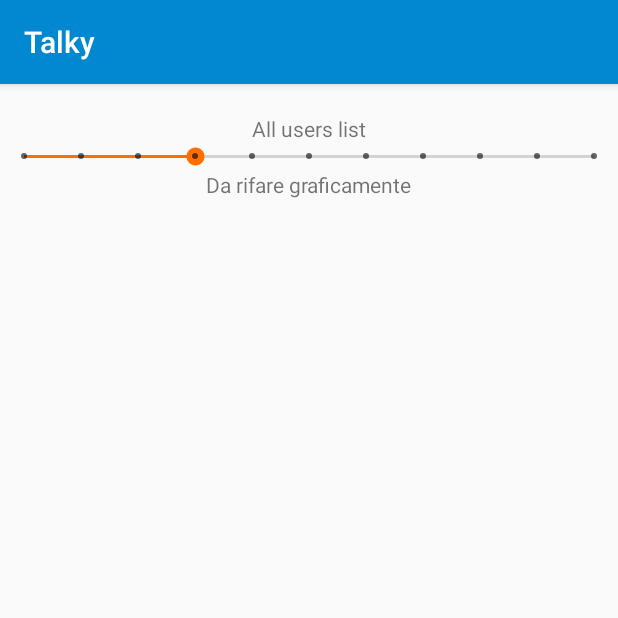
After one commit to ConteCvmaUniversity/The-walking-thread, an Android app: the UserListActivity screen opened directly, with no data from a screen before it, on a phone screen of 412 x 824 dp, the top half of it. The commit adds this screen. Run offline under Robolectric (Android 15) with nearby library versions, the phone set to English and light mode, and no system bars; our stand-ins replace CircleImageView, Firebase (no records; nobody signed in at launch, a user with empty details on screens opened directly).

Commit message:
Add files via upload
3

```diff
--- a/Talky/app/build.gradle
+++ b/Talky/app/build.gradle
@@ -48,4 +48,10 @@ dependencies {
     implementation 'com.google.firebase:firebase-database:19.3.0'
     implementation 'com.google.firebase:firebase-core:17.4.1'
 
+    //
+    implementation 'com.github.bumptech.glide:glide:4.11.0'
+    annotationProcessor 'com.github.bumptech.glide:compiler:4.11.0'
+    implementation 'de.hdodenhof:circleimageview:3.1.0'
+    implementation 'com.bignerdranch.android:simple-item-decoration:1.0.0'
+
 }
--- /dev/null
+++ b/Talky/app/src/main/java/it/thewalkingthread/talky/Adapter/UserAdapter.java
@@ -0,0 +1,68 @@
+package it.thewalkingthread.talky.Adapter;
+
+import android.content.Context;
+import android.view.LayoutInflater;
+import android.view.View;
+import android.view.ViewGroup;
+import android.widget.TextView;
+
+import com.bumptech.glide.Glide;
+
+import java.util.List;
+
+import androidx.annotation.NonNull;
+import androidx.recyclerview.widget.RecyclerView;
+import de.hdodenhof.circleimageview.CircleImageView;
+import it.thewalkingthread.talky.Model.User;
+import it.thewalkingthread.talky.R;
+
+public class UserAdapter extends RecyclerView.Adapter<UserAdapter.Holder> {
+
+    Context context;
+    private List<User> users;
+
+    public UserAdapter(List<User> users){
+
+        this.users = users;
+    }
+
+    @NonNull
+    @Override
+    public Holder onCreateViewHolder(@NonNull ViewGroup parent, int viewType) {
+        context = parent.getContext();
+        View view = LayoutInflater.from(context).inflate(R.layout.item_user,parent,false);
+
+        return new Holder(view);
+    }
+
+    @Override
+    public void onBindViewHolder(@NonNull Holder holder, int position) {
+        User user = users.get(position);
+        holder.tv_username.setText(user.getUsername());
+        if(user.getImageURL().equals("default")){
+            holder.civ_profileImage.setImageResource(R.mipmap.ic_launcher);
+
+        }
+        else {
+            Glide.with(context).load(user.getImageURL()).into(holder.civ_profileImage);
+        }
+    }
+
+
+
+    @Override
+    public int getItemCount() {
+        return users.size();
+    }
+
+    static class Holder extends RecyclerView.ViewHolder {
+        TextView tv_username;
+        CircleImageView civ_profileImage;
+
+        Holder(@NonNull View itemView) {
+            super(itemView);
+            tv_username = itemView.findViewById(R.id.tv_username);
+            civ_profileImage = itemView.findViewById(R.id.civ_profileImage);
+        }
+    }
+}
--- /dev/null
+++ b/Talky/app/src/main/java/it/thewalkingthread/talky/UserListActivity.java
@@ -0,0 +1,94 @@
+package it.thewalkingthread.talky;
+
+import android.os.Bundle;
+
+import com.google.firebase.auth.FirebaseAuth;
+import com.google.firebase.auth.FirebaseUser;
+import com.google.firebase.database.DataSnapshot;
+import com.google.firebase.database.DatabaseError;
+import com.google.firebase.database.DatabaseReference;
+import com.google.firebase.database.FirebaseDatabase;
+import com.google.firebase.database.ValueEventListener;
+
+import java.util.ArrayList;
+import java.util.List;
+
+import androidx.annotation.NonNull;
+import androidx.appcompat.app.AppCompatActivity;
+import androidx.recyclerview.widget.DividerItemDecoration;
+import androidx.recyclerview.widget.LinearLayoutManager;
+import androidx.recyclerview.widget.RecyclerView;
+import it.thewalkingthread.talky.Adapter.UserAdapter;
+import it.thewalkingthread.talky.Model.User;
+
+public class UserListActivity extends AppCompatActivity {
+    private UserAdapter userAdapter;
+    private List<User> users;
+    RecyclerView rv_users_list;
+
+    @Override
+    protected void onCreate(Bundle savedInstanceState) {
+        super.onCreate(savedInstanceState);
+        setContentView(R.layout.activity_user_list);
+
+        new Holder();
+    }
+
+    private void readUsers() {
+
+        final FirebaseUser firebaseUser = FirebaseAuth.getInstance().getCurrentUser();
+        DatabaseReference reference = FirebaseDatabase.getInstance().getReference("Users");
+
+        reference.addValueEventListener(new ValueEventListener() {
+            @Override
+            public void onDataChange(@NonNull DataSnapshot dataSnapshot) {
+                users.clear();
+                for(DataSnapshot snapshot : dataSnapshot.getChildren()){
+                    User user = snapshot.getValue(User.class);
+
+                    assert user != null;
+                    assert firebaseUser != null;
+                    if (!user.getId().equals(firebaseUser.getUid())){
+                         users.add(user);
+                    }
+                }
+                userAdapter = new UserAdapter(users);
+                rv_users_list.setAdapter(userAdapter);
+
+            }
+
+            @Override
+            public void onCancelled(@NonNull DatabaseError databaseError) {
+
+            }
+        });
+    }
+
+    class Holder{
+
+
+        Holder(){
+            rv_users_list = findViewById(R.id.rv_users_list);
+
+            RecyclerView.LayoutManager layoutManager = new LinearLayoutManager(UserListActivity.this);
+
+            DividerItemDecoration dividerItemDecoration = new DividerItemDecoration(rv_users_list.getContext(),
+                    ((LinearLayoutManager) layoutManager).getOrientation());
+
+
+
+            //dividerItemDecoration.setDrawable(getDrawable(R.drawable.divider));
+
+            rv_users_list.addItemDecoration(dividerItemDecoration);
+
+
+
+
+            users = new ArrayList<>();
+            readUsers();
+            rv_users_list.setLayoutManager(layoutManager);
+        }
+
+
+    }
+}
--- /dev/null
+++ b/Talky/app/src/main/res/drawable/divider.xml
@@ -0,0 +1,12 @@
+<?xml version="1.0" encoding="utf-8"?>
+<shape xmlns:Android="http://schemas.android.com/apk/res/android" Android:id="@+id/listview_background_shape"
+    Android:width="@dimen/size_userCard_width"
+    Android:height="20dp">
+    <stroke Android:width="10dp" Android:color="@color/orange" />
+    <padding Android:left="2dp"
+        Android:top="2dp"
+        Android:right="2dp"
+        Android:bottom="2dp" />
+    <corners Android:radius="5dp" />
+
+</shape>
--- /dev/null
+++ b/Talky/app/src/main/res/layout/activity_user_list.xml
@@ -0,0 +1,51 @@
+<?xml version="1.0" encoding="utf-8"?>
+<androidx.constraintlayout.widget.ConstraintLayout xmlns:android="http://schemas.android.com/apk/res/android"
+    xmlns:app="http://schemas.android.com/apk/res-auto"
+    xmlns:tools="http://schemas.android.com/tools"
+    android:layout_width="match_parent"
+    android:layout_height="match_parent"
+    tools:context=".UserListActivity">
+
+    <TextView
+        android:id="@+id/textView"
+        android:layout_width="wrap_content"
+        android:layout_height="wrap_content"
+        android:layout_marginTop="@dimen/margin_top_small"
+        android:text="@string/label_users_title"
+        app:layout_constraintEnd_toEndOf="parent"
+        app:layout_constraintStart_toStartOf="parent"
+        app:layout_constraintTop_toTopOf="parent" />
+
+    <SeekBar
+        android:id="@+id/seekBar"
+        style="@style/Widget.AppCompat.SeekBar.Discrete"
+        android:layout_width="0dp"
+        android:layout_height="wrap_content"
+        android:max="10"
+        android:progress="3"
+        app:layout_constraintEnd_toEndOf="parent"
+        app:layout_constraintHorizontal_bias="1.0"
+        app:layout_constraintStart_toStartOf="parent"
+        app:layout_constraintTop_toBottomOf="@+id/textView" />
+
+    <TextView
+        android:id="@+id/textView2"
+        android:layout_width="wrap_content"
+        android:layout_height="wrap_content"
+        android:text="Da rifare graficamente"
+        app:layout_constraintEnd_toEndOf="parent"
+        app:layout_constraintStart_toStartOf="parent"
+        app:layout_constraintTop_toBottomOf="@+id/seekBar" />
+
+    <androidx.recyclerview.widget.RecyclerView
+        android:id="@+id/rv_users_list"
+        android:layout_width="@dimen/size_userCard_width"
+        android:layout_height="0dp"
+        android:layout_marginTop="1dp"
+        app:layout_constraintBottom_toBottomOf="parent"
+        app:layout_constraintEnd_toEndOf="parent"
+        app:layout_constraintStart_toStartOf="parent"
+        app:layout_constraintTop_toBottomOf="@+id/textView2"
+        app:layout_constraintVertical_bias="1.0" />
+
+</androidx.constraintlayout.widget.ConstraintLayout>
--- /dev/null
+++ b/Talky/app/src/main/res/values/attrs.xml
@@ -0,0 +1,4 @@
+<?xml version="1.0" encoding="utf-8"?>
+<resources>
+    <attr name="listDivider" />
+</resources>
--- a/Talky/app/src/main/res/values/dimens.xml
+++ b/Talky/app/src/main/res/values/dimens.xml
@@ -23,4 +23,5 @@
     <dimen name="button_horizontal_margin">8dp</dimen>
     <dimen name="size_civUser_diameter">70dp</dimen>
     <dimen name="margin_start_small">10dp</dimen>
+    <dimen name="size_userCard_width">340dp</dimen>
 </resources>
--- a/Talky/app/src/main/res/values/strings.xml
+++ b/Talky/app/src/main/res/values/strings.xml
@@ -30,5 +30,6 @@
     <!-- ACCESS TO DB -->
     <string name="parent_users">Users</string>
     <string name="label_username_default">default.guest@conte.difi</string>
+    <string name="label_users_title">All users list</string>
 
 </resources>
```
Also changed, not shown: Talky/app/src/main/AndroidManifest.xml (+4 -3 lines), Talky/app/src/main/java/it/thewalkingthread/talky/MainActivity.java (+12 -3 lines), Talky/app/src/main/java/it/thewalkingthread/talky/StartActivity.java (+6 -4 lines), Talky/app/src/main/res/layout/item_user.xml (added, +46 -0 lines), 1 other file.
